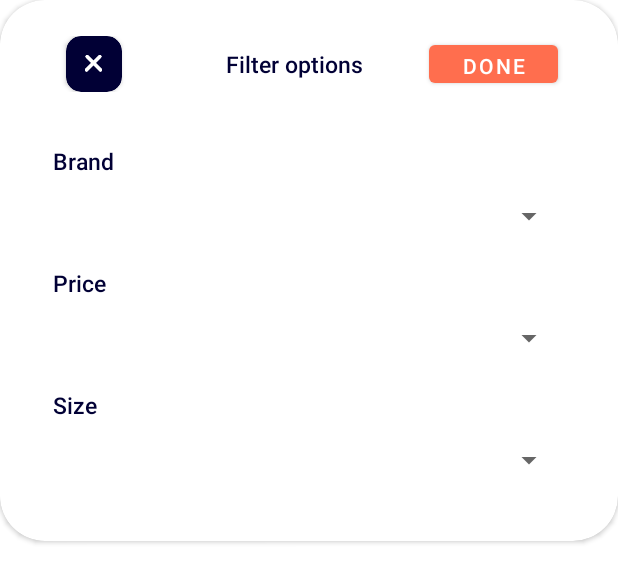
After one commit to MalushkoAA/Test_task_for_BSM, an Android app: the layout filter_options.xml on its own in the app's theme, with its tools: preview values and no code run, on a phone screen of 412 x 824 dp. The commit adds this screen. Shown: the top 583 px of the screen. Run offline under Robolectric (Android 15) with nearby library versions, the light colour scheme and no system bars.

Commit message:
Добавил filter_options_card

```diff
--- /dev/null
+++ b/app/src/main/res/drawable-v24/ic_close_x.xml
@@ -0,0 +1,42 @@
+<vector xmlns:android="http://schemas.android.com/apk/res/android" xmlns:aapt="http://schemas.android.com/aapt"
+    android:viewportWidth="11"
+    android:viewportHeight="11"
+    android:width="11dp"
+    android:height="11dp">
+    <path
+        android:pathData="M1.41421 1L10 9.58579"
+        android:strokeColor="#FFFFFF"
+        android:strokeWidth="2"
+        android:strokeLineCap="round"
+        android:strokeLineJoin="round" />
+    <path
+        android:pathData="M1.41421 1L10 9.58579"
+        android:strokeColor="#FFFFFF"
+        android:strokeWidth="2"
+        android:strokeLineCap="round"
+        android:strokeLineJoin="round" />
+    <path
+        android:pathData="M1.41421 1L10 9.58579"
+        android:strokeColor="#FFFFFF"
+        android:strokeWidth="2"
+        android:strokeLineCap="round"
+        android:strokeLineJoin="round" />
+    <path
+        android:pathData="M1 9.58579L9.58579 1"
+        android:strokeColor="#FFFFFF"
+        android:strokeWidth="2"
+        android:strokeLineCap="round"
+        android:strokeLineJoin="round" />
+    <path
+        android:pathData="M1 9.58579L9.58579 1"
+        android:strokeColor="#FFFFFF"
+        android:strokeWidth="2"
+        android:strokeLineCap="round"
+        android:strokeLineJoin="round" />
+    <path
+        android:pathData="M1 9.58579L9.58579 1"
+        android:strokeColor="#FFFFFF"
+        android:strokeWidth="2"
+        android:strokeLineCap="round"
+        android:strokeLineJoin="round" />
+</vector>
--- /dev/null
+++ b/app/src/main/res/layout/filter_options.xml
@@ -0,0 +1,108 @@
+<?xml version="1.0" encoding="utf-8"?>
+<androidx.cardview.widget.CardView xmlns:android="http://schemas.android.com/apk/res/android"
+    xmlns:app="http://schemas.android.com/apk/res-auto"
+    xmlns:tools="http://schemas.android.com/tools"
+    android:id="@+id/filter_options"
+    android:layout_width="match_parent"
+    android:layout_height="wrap_content"
+    app:cardCornerRadius="30dp">
+
+    <LinearLayout
+        android:layout_width="match_parent"
+        android:layout_height="match_parent"
+        android:orientation="vertical">
+
+        <LinearLayout
+            android:layout_width="match_parent"
+            android:layout_height="37dp"
+            android:layout_marginTop="24dp"
+            android:gravity="center_vertical"
+            android:orientation="horizontal"
+            android:padding="0dp">
+
+            <androidx.cardview.widget.CardView
+                android:id="@+id/btn_filter_closer"
+                android:layout_width="37dp"
+                android:layout_height="37dp"
+                android:layout_marginStart="44dp"
+                app:cardBackgroundColor="@color/secondary"
+                app:cardCornerRadius="10dp">
+
+                <ImageView
+                    android:layout_width="wrap_content"
+                    android:layout_height="wrap_content"
+                    android:layout_gravity="center"
+                    android:src="@drawable/ic_close_x" />
+            </androidx.cardview.widget.CardView>
+
+            <TextView
+                style="@style/TVMedium"
+                android:layout_width="wrap_content"
+                android:layout_height="wrap_content"
+                android:layout_marginStart="69dp"
+                android:text="Filter options"
+                android:textColor="@color/secondary" />
+
+            <Button
+                android:id="@+id/btn_filter_done"
+                android:layout_width="86dp"
+                android:layout_height="wrap_content"
+                android:layout_marginStart="44dp"
+                android:text="done" />
+
+
+        </LinearLayout>
+
+        <LinearLayout
+            android:layout_width="match_parent"
+            android:layout_height="match_parent"
+            android:orientation="vertical"
+            android:padding="35dp">
+
+            <TextView
+                style="@style/TVMedium"
+                android:layout_width="wrap_content"
+                android:layout_height="wrap_content"
+                android:text="Brand" />
+
+            <Spinner
+                android:id="@+id/spinner_brand"
+                android:layout_width="match_parent"
+                android:layout_height="37dp"
+                android:layout_marginTop="7dp"
+                />
+
+            <TextView
+                style="@style/TVMedium"
+                android:layout_width="wrap_content"
+                android:layout_height="wrap_content"
+                android:layout_marginTop="15dp"
+                android:text="Price" />
+
+            <Spinner
+                android:id="@+id/spinner_price"
+                android:layout_width="match_parent"
+                android:layout_height="37dp"
+                android:layout_marginTop="7dp" />
+
+            <TextView
+                style="@style/TVMedium"
+                android:layout_width="wrap_content"
+                android:layout_height="wrap_content"
+                android:layout_marginTop="15dp"
+                android:text="Size" />
+
+            <Spinner
+                android:id="@+id/spinner_size"
+                android:layout_width="match_parent"
+                android:layout_height="37dp"
+                android:layout_marginTop="7dp" />
+
+
+        </LinearLayout>
+
+
+    </LinearLayout>
+
+
+</androidx.cardview.widget.CardView>
--- a/app/src/main/res/layout/fragment_home.xml
+++ b/app/src/main/res/layout/fragment_home.xml
@@ -8,6 +8,7 @@
     tools:context=".HomeFragment">
 
     <ScrollView
+        android:id="@+id/home_scrollview"
         android:layout_width="match_parent"
         android:layout_height="match_parent"
         app:layout_constraintBottom_toBottomOf="parent"
@@ -89,16 +90,15 @@
                 android:layout_width="match_parent"
                 android:layout_height="wrap_content"
                 android:layout_marginTop="18dp"
+                android:orientation="horizontal"
                 android:paddingStart="12dp"
                 android:paddingEnd="12dp"
                 android:paddingBottom="2dp"
                 app:layoutManager="androidx.recyclerview.widget.LinearLayoutManager"
-                android:orientation="horizontal"
                 app:layout_constraintEnd_toEndOf="parent"
                 app:layout_constraintStart_toStartOf="parent"
                 app:layout_constraintTop_toBottomOf="@id/tv_home_select_category"
-                tools:listitem="@layout/item_category"
-                />
+                tools:listitem="@layout/item_category" />
 
             <androidx.appcompat.widget.SearchView
                 android:id="@+id/home_searchview"
@@ -138,21 +138,19 @@
                 android:layout_marginTop="18dp"
                 android:text="@string/hot_sales_header"
                 app:layout_constraintStart_toStartOf="parent"
-                app:layout_constraintTop_toBottomOf="@id/home_searchview"
-                />
+                app:layout_constraintTop_toBottomOf="@id/home_searchview" />
 
             <TextView
                 android:id="@+id/tv_home_see_more"
                 style="@style/TVRegular"
-                android:textColor="@color/primary"
                 android:layout_width="wrap_content"
                 android:layout_height="wrap_content"
+                android:layout_marginEnd="33dp"
                 android:text="@string/see_more"
-                android:layout_marginEnd="33dp"
-                app:layout_constraintTop_toTopOf="@id/tv_home_hot_sales_header"
+                android:textColor="@color/primary"
                 app:layout_constraintBottom_toBottomOf="@id/tv_home_hot_sales_header"
                 app:layout_constraintEnd_toEndOf="parent"
-                />
+                app:layout_constraintTop_toTopOf="@id/tv_home_hot_sales_header" />
 
             <androidx.viewpager2.widget.ViewPager2
                 android:id="@+id/vpager_hame_hot_sales"
@@ -161,32 +159,30 @@
                 android:layout_marginTop="10dp"
                 app:layout_constraintEnd_toEndOf="parent"
                 app:layout_constraintStart_toStartOf="parent"
-                app:layout_constraintTop_toBottomOf="@id/tv_home_hot_sales_header"
-                />
+                app:layout_constraintTop_toBottomOf="@id/tv_home_hot_sales_header" />
 
             <TextView
                 android:id="@+id/tv_home_best_seller"
                 style="@style/rv_best_seller_tv_discount_price"
                 android:layout_width="wrap_content"
                 android:layout_height="wrap_content"
-                android:text="@string/best_seller_header"
                 android:layout_marginStart="12dp"
                 android:layout_marginTop="10dp"
+                android:text="@string/best_seller_header"
                 app:layout_constraintStart_toStartOf="parent"
-                app:layout_constraintTop_toBottomOf="@id/vpager_hame_hot_sales"/>
+                app:layout_constraintTop_toBottomOf="@id/vpager_hame_hot_sales" />
 
             <TextView
                 android:id="@+id/tv_home_see_more_1"
                 style="@style/TVRegular"
-                android:textColor="@color/primary"
                 android:layout_width="wrap_content"
                 android:layout_height="wrap_content"
+                android:layout_marginEnd="33dp"
                 android:text="@string/see_more"
-                android:layout_marginEnd="33dp"
-                app:layout_constraintTop_toTopOf="@id/tv_home_best_seller"
+                android:textColor="@color/primary"
                 app:layout_constraintBottom_toBottomOf="@id/tv_home_best_seller"
                 app:layout_constraintEnd_toEndOf="parent"
-                />
+                app:layout_constraintTop_toTopOf="@id/tv_home_best_seller" />
 
             <androidx.recyclerview.widget.RecyclerView
                 android:id="@+id/rv_home_best_seller"
@@ -196,19 +192,26 @@
                 android:layout_marginBottom="73dp"
                 android:orientation="vertical"
                 app:layoutManager="androidx.recyclerview.widget.GridLayoutManager"
+                app:layout_constraintBottom_toBottomOf="parent"
+                app:layout_constraintEnd_toEndOf="parent"
                 app:layout_constraintStart_toStartOf="parent"
                 app:layout_constraintTop_toBottomOf="@id/tv_home_best_seller"
-                app:layout_constraintEnd_toEndOf="parent"
-                app:layout_constraintBottom_toBottomOf="parent"
                 app:spanCount="2"
-                tools:listitem="@layout/item_best_seller"
-                />
+                tools:listitem="@layout/item_best_seller" />
 
 
         </androidx.constraintlayout.widget.ConstraintLayout>
 
-
     </ScrollView>
 
+    <include
+        android:id="@+id/filter_options_card"
+        layout="@layout/filter_options"
+        android:layout_width="match_parent"
+        android:layout_height="wrap_content"
+        app:layout_constraintBottom_toBottomOf="parent"
+        app:layout_constraintEnd_toEndOf="parent"
+        app:layout_constraintStart_toStartOf="parent"
+        android:visibility="gone"/>
 
 </androidx.constraintlayout.widget.ConstraintLayout>
```
